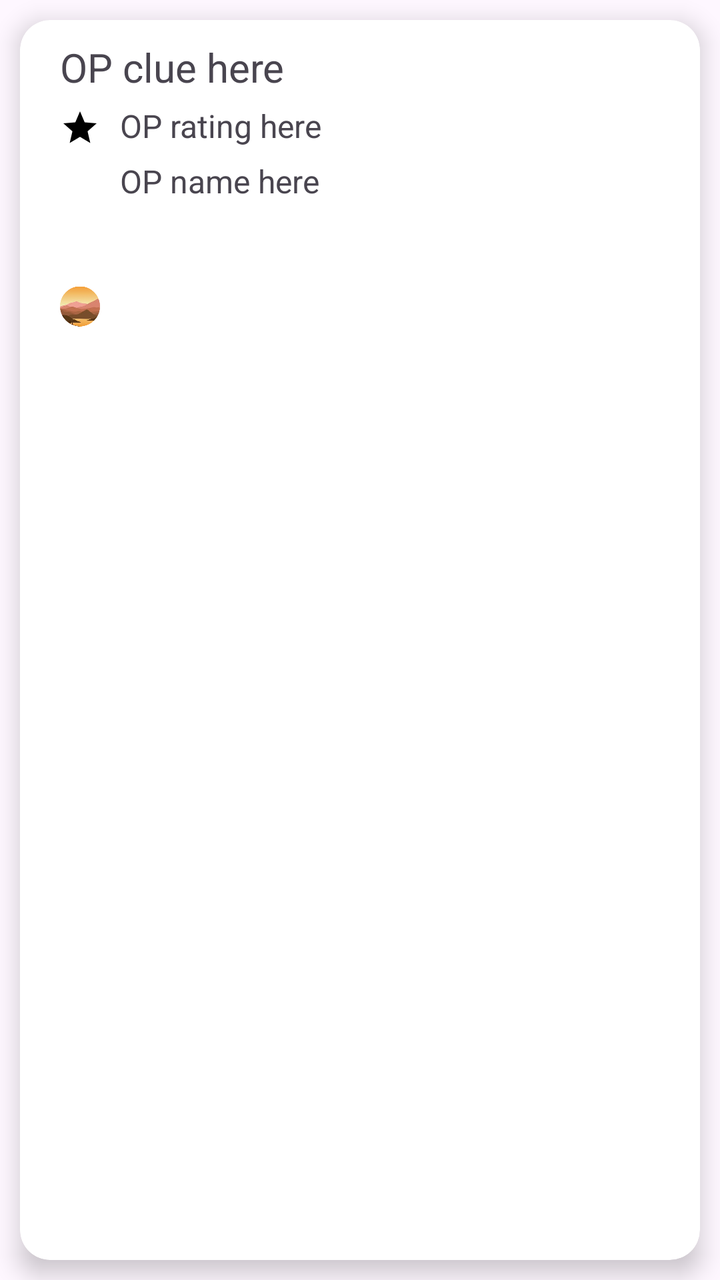
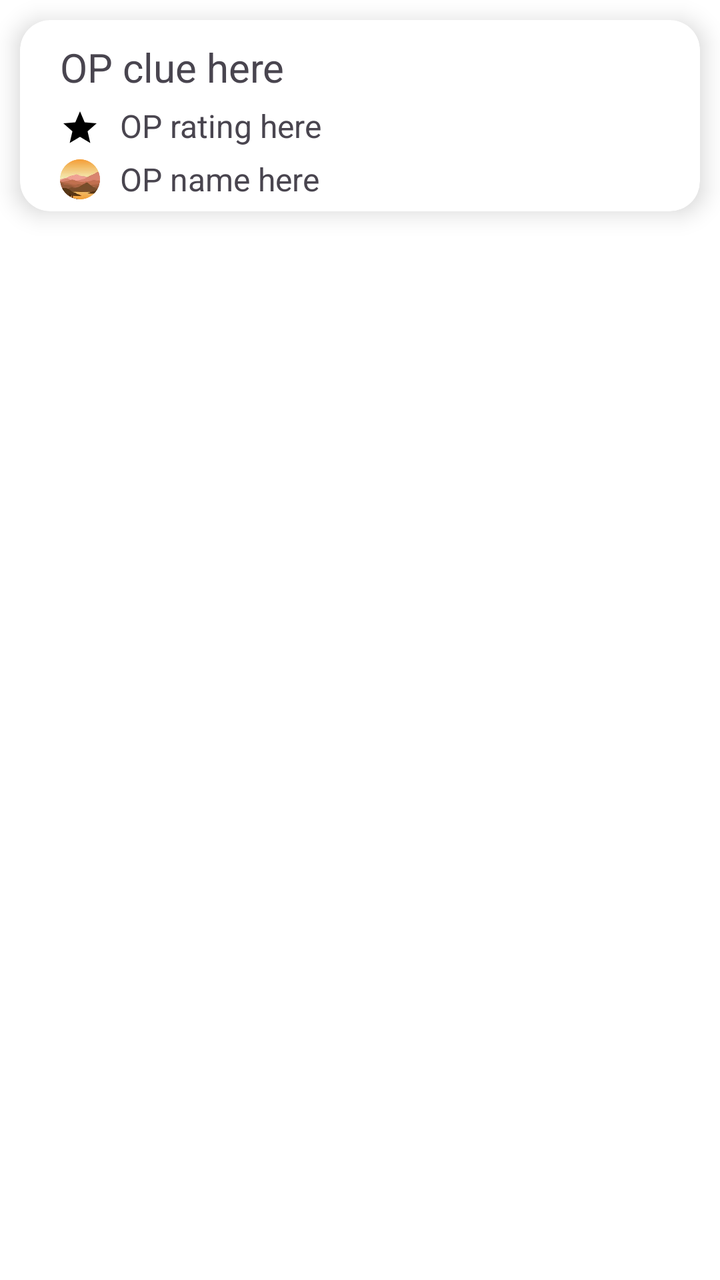

Screens rendered from an Android XML layout before and after an edit, with the pre-edit source and the edit as a unified diff.
<!-- AndroidManifest.xml: application theme Theme.TheApp -->
<!-- res/layout/post_preview.xml -->
<?xml version="1.0" encoding="utf-8"?>
<LinearLayout xmlns:android="http://schemas.android.com/apk/res/android"
    android:layout_width="match_parent"
    android:layout_height="118dp"
    xmlns:app="http://schemas.android.com/apk/res-auto">

    <androidx.cardview.widget.CardView
        android:layout_width="match_parent"
        android:layout_height="match_parent"
        app:cardCornerRadius="15dp"
        android:layout_margin="10dp"
        app:cardElevation="7dp"
        android:clickable="false"
        android:focusable="false"
        android:foreground="?attr/selectableItemBackground">

        <RelativeLayout
            android:layout_width="match_parent"
            android:layout_height="match_parent"
            android:orientation="vertical">

            <TextView
                android:id="@+id/postClue"
                android:layout_width="match_parent"
                android:layout_height="wrap_content"
                android:textSize="20sp"
                android:text="@string/default_op_clue"
                android:layout_marginStart="20dp"
                android:layout_marginEnd="20dp"
                android:layout_marginTop="10dp"
                android:maxLines="1"/>

            <ImageView
                android:layout_width="20dp"
                android:layout_height="wrap_content"
                android:layout_below="@id/postClue"
                android:layout_marginStart="20dp"
                android:layout_marginTop="5dp"
                android:src="@drawable/baseline_star_24"/>

            <TextView
                android:id="@+id/postRating"
                android:layout_below="@id/postClue"
                android:layout_width="match_parent"
                android:layout_height="wrap_content"
                android:textSize="16sp"
                android:text="@string/default_op_rating"
                android:layout_marginStart="50dp"
                android:layout_marginEnd="50dp"
                android:layout_marginTop="5dp"/>

            <ImageView
                android:layout_width="20dp"
                android:layout_height="wrap_content"
                android:layout_below="@id/postRating"
                android:layout_marginStart="20dp"
                android:src="@drawable/ic_profile"/>

            <TextView
                android:id="@+id/postOP"
                android:layout_below="@id/postRating"
                android:layout_width="match_parent"
                android:layout_height="wrap_content"
                android:textSize="16sp"
                android:text="@string/default_op_name"
                android:layout_marginTop="6dp"
                android:layout_marginStart="50dp"
                android:layout_marginEnd="50dp"/>

        </RelativeLayout>

    </androidx.cardview.widget.CardView>









</LinearLayout>
<!-- resources referenced by this layout -->
<resources>
  <!-- drawable baseline_star_24 (drawable) -->
  <vector xmlns:android="http://schemas.android.com/apk/res/android" android:height="24dp" android:tint="#000000" android:viewportHeight="24" android:viewportWidth="24" android:width="24dp">
        
      <path android:fillColor="@android:color/white" android:pathData="M12,17.27L18.18,21l-1.64,-7.03L22,9.24l-7.19,-0.61L12,2 9.19,8.63 2,9.24l5.46,4.73L5.82,21z"/>
      
  </vector>
  <!-- drawable ic_profile (drawable) -->
  <?xml version="1.0" encoding="utf-8"?>
  <bitmap xmlns:android="http://schemas.android.com/apk/res/android"
      android:src="@drawable/cropped_circle_image"
      android:gravity="center">
  
  </bitmap>
  <string name="default_op_clue">OP clue here</string>
  <string name="default_op_name">OP name here</string>
  <string name="default_op_rating">OP rating here</string>
  <style name="Theme.TheApp" parent="Base.Theme.TheApp" />
  <!-- drawable cropped_circle_image: png bitmap (drawable, 21187 bytes) -->
  <style name="Base.Theme.TheApp" parent="Theme.Material3.DayNight.NoActionBar">
          
          
          <item name="colorPrimary">@color/primary</item>
          <item name="colorOnPrimary">@color/on_primary</item>
      </style>
  <color name="primary">#000000</color>
  <color name="on_primary">#FFFFFF</color>
</resources>

<!-- the commit's change to res/layout/post_preview.xml (unified diff, before → after) -->
@@ -1,12 +1,12 @@
 <?xml version="1.0" encoding="utf-8"?>
 <LinearLayout xmlns:android="http://schemas.android.com/apk/res/android"
     android:layout_width="match_parent"
-    android:layout_height="118dp"
+    android:layout_height="wrap_content"
     xmlns:app="http://schemas.android.com/apk/res-auto">
 
     <androidx.cardview.widget.CardView
         android:layout_width="match_parent"
-        android:layout_height="match_parent"
+        android:layout_height="wrap_content"
         app:cardCornerRadius="15dp"
         android:layout_margin="10dp"
         app:cardElevation="7dp"
@@ -50,10 +50,12 @@
                 android:layout_marginTop="5dp"/>
 
             <ImageView
+                android:id="@+id/postPfp"
                 android:layout_width="20dp"
-                android:layout_height="wrap_content"
+                android:layout_height="32dp"
                 android:layout_below="@id/postRating"
                 android:layout_marginStart="20dp"
+                android:layout_marginEnd="10dp"
                 android:src="@drawable/ic_profile"/>
 
             <TextView
@@ -63,9 +65,10 @@
                 android:layout_height="wrap_content"
                 android:textSize="16sp"
                 android:text="@string/default_op_name"
-                android:layout_marginTop="6dp"
-                android:layout_marginStart="50dp"
-                android:layout_marginEnd="50dp"/>
+                android:layout_toEndOf="@id/postPfp"
+                android:layout_alignTop="@id/postPfp"
+                android:layout_alignBottom="@id/postPfp"
+                android:layout_marginTop="5dp"/>
 
         </RelativeLayout>
 
<!-- resource entries referenced after the edit -->
@@ -21,9 +21,13 @@
   <style name="Base.Theme.TheApp" parent="Theme.Material3.DayNight.NoActionBar">
           
           
+          <item name="colorSurface">@color/nav_view</item>
+          <item name="colorOnBackground">@color/nav_view</item>
+          <item name="android:colorBackground">@color/nav_view</item>
           <item name="colorPrimary">@color/primary</item>
           <item name="colorOnPrimary">@color/on_primary</item>
       </style>
+  <color name="nav_view">#FFFFFF</color>
   <color name="primary">#000000</color>
   <color name="on_primary">#FFFFFF</color>
 </resources>
